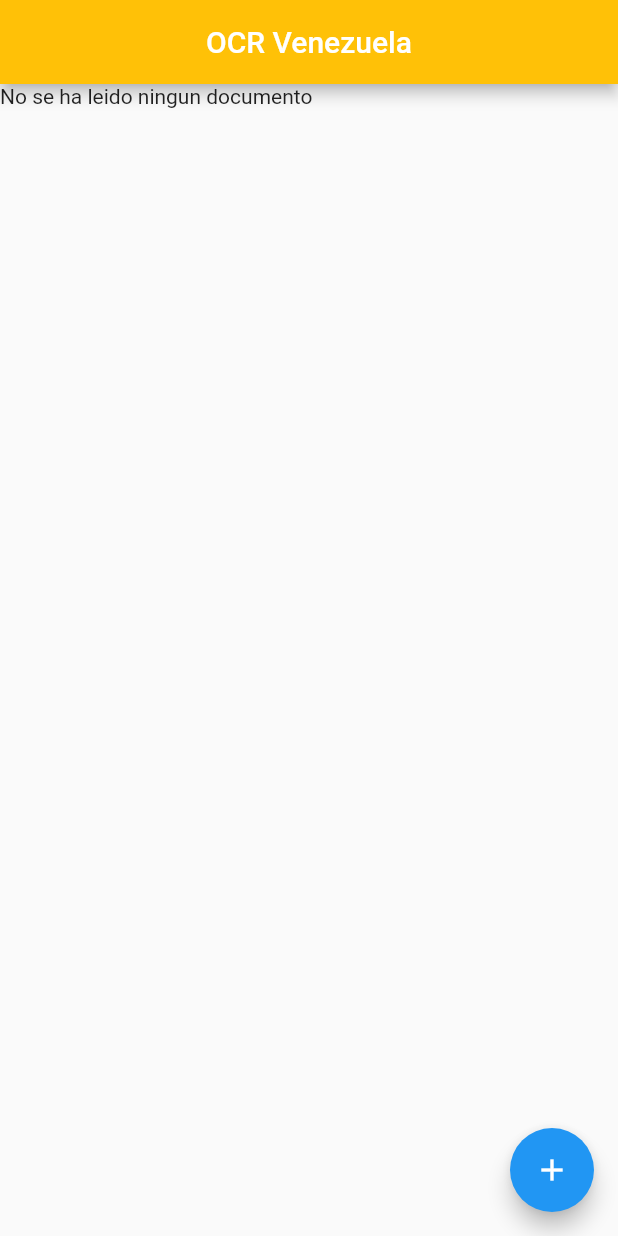
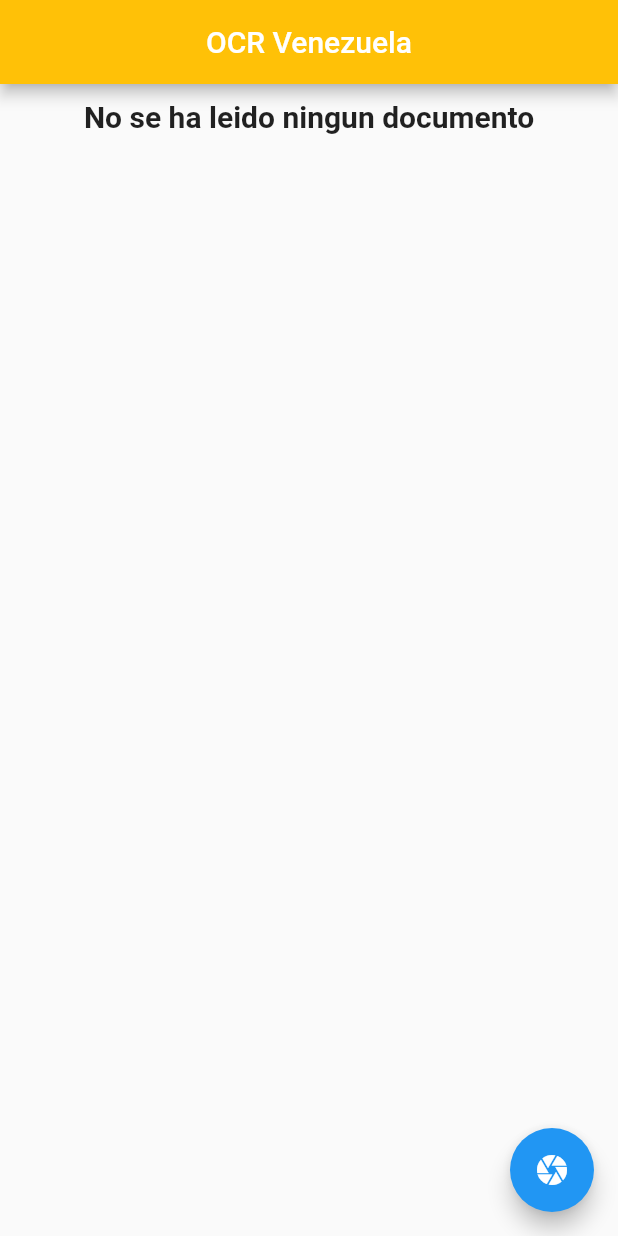
Before and after one commit to josemanrrique/validatedata, a Flutter app: the screen it shows after launch, on a phone screen of 412 x 824 dp. Run offline on Flutter 3.47's test engine with Material 2 defaults, Android fonts, the phone set to English and light mode, and no system bars; our stand-ins replace image_picker; missing offline and left inert: flutter_tesseract_ocr.

Commit message:
cambios para que estilizar la pantalla

```diff
--- a/lib/pages/home.page.dart
+++ b/lib/pages/home.page.dart
@@ -14,8 +14,6 @@ class _HomePageState extends State<HomePage> {
   String textDisplay = "";
   InformationDocuments _extractText = InformationDocuments("");
 
-
-
   @override
   Widget build(BuildContext context) {
     return Scaffold(
@@ -26,14 +24,25 @@ class _HomePageState extends State<HomePage> {
       ),
       body: ListView(
         children: [
-          _extractText.hasData ?
-          InformationPersonComponent(_extractText) : const Text("No se ha leido ningun documento")
+          _extractText.hasData
+              ? InformationPersonComponent(_extractText)
+              : Container(
+                  child: const Text(
+                    "No se ha leido ningun documento",
+                    textAlign: TextAlign.center,
+                    style: TextStyle(
+                      fontWeight: FontWeight.bold,
+                      fontSize: 20,
+                    ),
+                  ),
+                  padding: const EdgeInsets.only(top: 10.0),
+                ),
         ],
       ),
       floatingActionButton: FloatingActionButton(
         onPressed: captureData,
         tooltip: 'Increment',
-        child: const Icon(Icons.add),
+        child: const Icon(Icons.camera),
       ), //
     );
   }
@@ -52,15 +61,13 @@ class _HomePageState extends State<HomePage> {
     //     });
     // }
 
-      // _extractText = await FlutterTesseractOcr.extractText(pickedFile.path, language: 'spa+eng',
-      //   args: {
-      //     "psm": "4",
-      //     "preserve_interword_spaces": "1",
-      //   });
+    // _extractText = await FlutterTesseractOcr.extractText(pickedFile.path, language: 'spa+eng',
+    //   args: {
+    //     "psm": "4",
+    //     "preserve_interword_spaces": "1",
+    //   });
     _extractText = await DataTextExtract.captureData();
-    setState(() {
-    });
-
+    setState(() {});
   }
 }
 
```
Also changed, not shown: lib/components/informationPerson.component.dart (+36 -12 lines).
